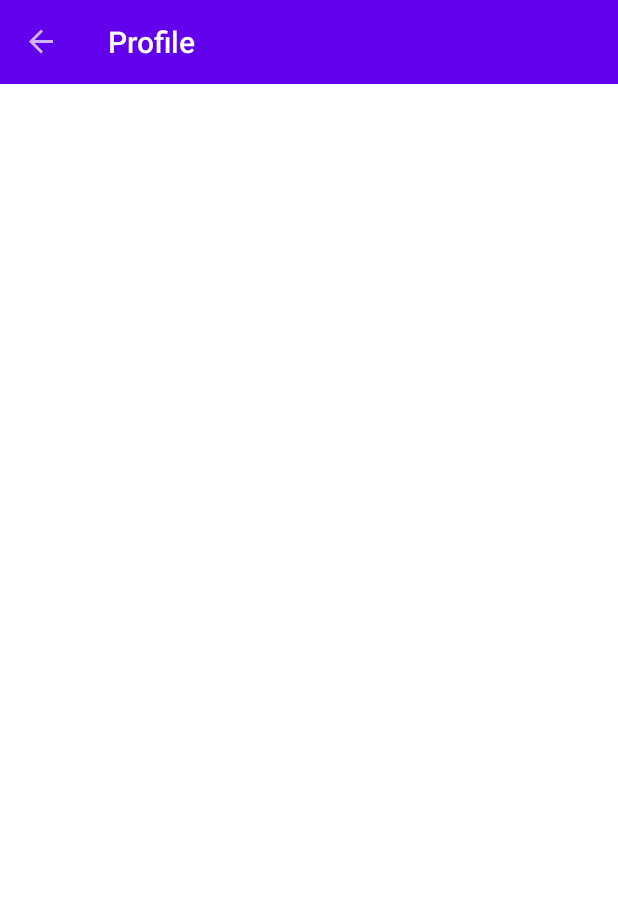
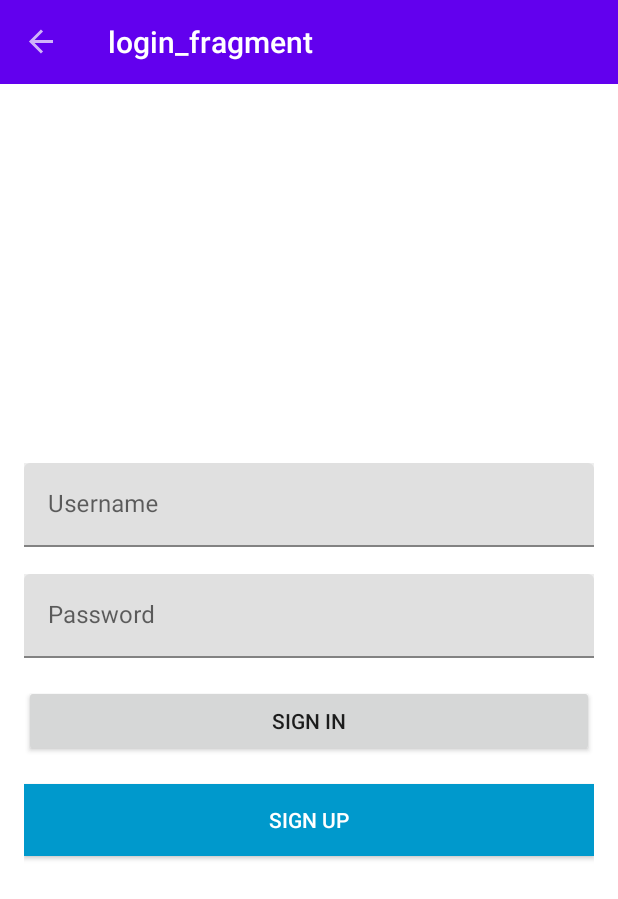
Before and after one commit to juniogss/navigation-component, an Android app: the screen it shows after launch (MainActivity), after a tap on "NEXT", on a phone screen of 412 x 824 dp. Shown: the top 899 px of the screen. Run offline under Robolectric (Android 15) with nearby library versions, the phone set to English and light mode, and no system bars; our stand-ins replace navigation-ui.

Commit message:
authentication

```diff
--- a/app/build.gradle
+++ b/app/build.gradle
@@ -1,6 +1,7 @@
 plugins {
     id 'com.android.application'
     id 'kotlin-android'
+    id 'kotlin-android-extensions'
 }
 
 android {
--- /dev/null
+++ b/app/src/main/java/com/junio/navigationcomponent/ui/login/LoginFragment.kt
@@ -0,0 +1,55 @@
+package com.junio.navigationcomponent.ui.login
+
+import android.os.Bundle
+import android.view.LayoutInflater
+import android.view.View
+import android.view.ViewGroup
+import androidx.fragment.app.Fragment
+import androidx.lifecycle.Observer
+import androidx.lifecycle.ViewModelProvider
+import com.google.android.material.textfield.TextInputLayout
+import com.junio.navigationcomponent.R
+import kotlinx.android.synthetic.main.login_fragment.*
+
+class LoginFragment : Fragment() {
+
+    private lateinit var viewModel: LoginViewModel
+
+    override fun onCreateView(
+        inflater: LayoutInflater, container: ViewGroup?,
+        savedInstanceState: Bundle?
+    ): View? {
+        return inflater.inflate(R.layout.login_fragment, container, false)
+    }
+
+    override fun onViewCreated(view: View, savedInstanceState: Bundle?) {
+        super.onViewCreated(view, savedInstanceState)
+
+        viewModel = ViewModelProvider(this).get(LoginViewModel::class.java)
+
+        viewModel.authenticationStateEvent.observe(viewLifecycleOwner, { authenticationEvent ->
+            when(authenticationEvent){
+                is LoginViewModel.AuthenticationState.InvalidAuthentication -> {
+                    val validationFields: Map<String, TextInputLayout> = initValidateFields()
+                    authenticationEvent.fields.forEach{ fieldError ->
+                        validationFields[fieldError.first]?.error = getString(fieldError.second)
+                    }
+                }
+            }
+
+        })
+
+        buttonLoginSignIn.setOnClickListener {
+            val username = inputLoginUsername.text.toString()
+            val password = inputLoginUsername.text.toString()
+
+            viewModel.authentication(username, password)
+        }
+    }
+
+    private fun initValidateFields() = mapOf(
+        LoginViewModel.INPUT_USERNAME.first to inputLayoutLoginUsername,
+        LoginViewModel.INPUT_PASSWORD.first to inputLayoutLoginPassword
+    )
+
+}
--- /dev/null
+++ b/app/src/main/java/com/junio/navigationcomponent/ui/login/LoginViewModel.kt
@@ -0,0 +1,42 @@
+package com.junio.navigationcomponent.ui.login
+
+import androidx.lifecycle.MutableLiveData
+import androidx.lifecycle.ViewModel
+import com.junio.navigationcomponent.R
+
+class LoginViewModel : ViewModel() {
+
+    sealed class AuthenticationState {
+        class InvalidAuthentication(val fields: List<Pair<String, Int>>) : AuthenticationState()
+    }
+
+    val authenticationStateEvent = MutableLiveData<AuthenticationState>()
+
+    fun authentication(username: String, password: String) {
+        if (isValidForm(username, password)){
+
+        }
+    }
+
+    private fun isValidForm(username: String, password: String) : Boolean {
+        val invalidFields = arrayListOf<Pair<String, Int>>()
+
+        if (username.isEmpty())
+            invalidFields.add(INPUT_USERNAME)
+
+        if (password.isEmpty())
+            invalidFields.add(INPUT_PASSWORD)
+
+        if (invalidFields.isNotEmpty()){
+            authenticationStateEvent.value = AuthenticationState.InvalidAuthentication(invalidFields)
+            return false
+        }
+
+        return true
+    }
+
+    companion object {
+        val INPUT_USERNAME = "INPUT_USERNAME" to R.string.login_input_layout_error_invalid_username
+        val INPUT_PASSWORD = "INPUT_PASSWORD" to R.string.login_input_layout_error_invalid_password
+    }
+}
--- a/app/src/main/java/com/junio/navigationcomponent/ui/start/StartFragment.kt
+++ b/app/src/main/java/com/junio/navigationcomponent/ui/start/StartFragment.kt
@@ -26,7 +26,7 @@ class StartFragment : Fragment() {
         super.onViewCreated(view, savedInstanceState)
 
         binding.btOpen.setOnClickListener {
-            findNavController().navigateWithAnimations(R.id.action_startFragment_to_profileFragment)
+            findNavController().navigateWithAnimations(R.id.action_startFragment_to_loginFragment)
         }
     }
 
--- /dev/null
+++ b/app/src/main/res/layout/login_fragment.xml
@@ -0,0 +1,59 @@
+<?xml version="1.0" encoding="utf-8"?>
+<LinearLayout xmlns:android="http://schemas.android.com/apk/res/android"
+    xmlns:tools="http://schemas.android.com/tools"
+    android:layout_width="match_parent"
+    android:layout_height="match_parent"
+    android:gravity="center"
+    android:orientation="vertical"
+    android:padding="16dp"
+    tools:context=".ui.login.LoginFragment">
+
+    <com.google.android.material.textfield.TextInputLayout
+        android:id="@+id/inputLayoutLoginUsername"
+        android:layout_width="match_parent"
+        android:layout_height="wrap_content"
+        android:hint="@string/login_input_layout_hint_username"
+        android:theme="@style/AppTextInputLayout">
+
+        <androidx.appcompat.widget.AppCompatEditText
+            android:id="@+id/inputLoginUsername"
+            android:layout_width="match_parent"
+            android:layout_height="wrap_content"
+            android:imeOptions="actionNext"
+            android:inputType="text" />
+
+    </com.google.android.material.textfield.TextInputLayout>
+
+    <com.google.android.material.textfield.TextInputLayout
+        android:id="@+id/inputLayoutLoginPassword"
+        android:layout_width="match_parent"
+        android:layout_height="wrap_content"
+        android:layout_marginTop="@dimen/forms_default_margin_top"
+        android:hint="@string/login_input_layout_hint_password"
+        android:theme="@style/AppTextInputLayout">
+
+        <androidx.appcompat.widget.AppCompatEditText
+            android:id="@+id/inputLoginPassword"
+            android:layout_width="match_parent"
+            android:layout_height="wrap_content"
+            android:imeOptions="actionDone"
+            android:inputType="textPassword" />
+
+    </com.google.android.material.textfield.TextInputLayout>
+
+    <androidx.appcompat.widget.AppCompatButton
+        android:id="@+id/buttonLoginSignIn"
+        android:layout_width="match_parent"
+        android:layout_height="wrap_content"
+        android:layout_marginTop="@dimen/forms_default_margin_top"
+        android:text="@string/login_button_text_sign_in" />
+
+    <androidx.appcompat.widget.AppCompatButton
+        android:id="@+id/buttonLoginSignUp"
+        style="@style/AppButton.SignUp"
+        android:layout_width="match_parent"
+        android:layout_height="wrap_content"
+        android:layout_marginTop="@dimen/forms_default_margin_top"
+        android:text="@string/login_button_text_sign_up" />
+
+</LinearLayout>
--- a/app/src/main/res/navigation/nav_graph_main.xml
+++ b/app/src/main/res/navigation/nav_graph_main.xml
@@ -13,6 +13,9 @@
         <action
             android:id="@+id/action_startFragment_to_profileFragment"
             app:destination="@id/profileFragment" />
+        <action
+            android:id="@+id/action_startFragment_to_loginFragment"
+            app:destination="@id/loginFragment" />
     </fragment>
 
     <fragment
@@ -20,4 +23,9 @@
         android:name="com.junio.navigationcomponent.ui.profile.ProfileFragment"
         android:label="@string/profile_title"
         tools:layout="@layout/fragment_profile" />
+    <fragment
+        android:id="@+id/loginFragment"
+        android:name="com.junio.navigationcomponent.ui.login.LoginFragment"
+        android:label="login_fragment"
+        tools:layout="@layout/login_fragment" />
 </navigation>
--- a/app/src/main/res/values/colors.xml
+++ b/app/src/main/res/values/colors.xml
@@ -7,4 +7,10 @@
     <color name="teal_700">#FF018786</color>
     <color name="black">#FF000000</color>
     <color name="white">#FFFFFFFF</color>
+
+    <color name="colorPrimary">#990000</color>
+    <color name="colorPrimaryDark">#800000</color>
+    <color name="colorAccent">#1a0000</color>
+    <color name="grey">#EEEEEE</color>
+    <color name="blue">#ff0099cc</color>
 </resources>
--- /dev/null
+++ b/app/src/main/res/values/dimens.xml
@@ -0,0 +1,5 @@
+<?xml version="1.0" encoding="utf-8"?>
+<resources>
+    <dimen name="screen_default_padding">16dp</dimen>
+    <dimen name="forms_default_margin_top">18dp</dimen>
+</resources>
--- a/app/src/main/res/values/strings.xml
+++ b/app/src/main/res/values/strings.xml
@@ -1,11 +1,43 @@
 <resources>
     <string name="app_name">Navigation Component</string>
+
+    <!-- Common -->
+    <string name="common_next">Next</string>
+    <string name="common_finish">Finish</string>
 
     <!-- Start Fragment -->
     <string name="start_title">Start</string>
     <string name="start_next">Next</string>
+    <string name="start_action_bar_title">Start</string>
+    <string name="start_button_text_start">Start</string>
 
     <!-- Profile Fragment -->
     <string name="profile_title">Profile</string>
+    <string name="profile_action_bar_title">Profile</string>
+    <string name="profile_text_welcome">Welcome, %1$s</string>
+
+    <!-- Login Fragment -->
+    <string name="login_action_bar_title">Login</string>
+    <string name="login_input_layout_hint_username">Username</string>
+    <string name="login_input_layout_hint_password">Password</string>
+    <string name="login_button_text_sign_in">Sign in</string>
+    <string name="login_button_text_sign_up">Sign up</string>
+    <string name="login_input_layout_error_invalid_username">Invalid username</string>
+    <string name="login_input_layout_error_invalid_password">Invalid password</string>
+
+    <!-- Profile Data -->
+    <string name="profile_data_action_bar_title">Profile Data</string>
+    <string name="profile_data_input_layout_hint_name">Name</string>
+    <string name="profile_data_input_layout_hint_bio">Bio</string>
+    <string name="profile_data_input_layout_error_invalid_name">Invalid name</string>
+    <string name="profile_data_input_layout_error_invalid_bio">Invalid bio</string>
+
+    <!-- Choose Credentials -->
+    <string name="choose_credentials_action_bar_title">Choose Credentials</string>
+    <string name="choose_credentials_input_layout_hint_username">Username</string>
+    <string name="choose_credentials_input_layout_hint_password">Password</string>
+    <string name="choose_credentials_input_layout_error_invalid_username">Invalid username</string>
+    <string name="choose_credentials_input_layout_error_invalid_password">Invalid password</string>
+    <string name="choose_credentials_text_name">%1$s, choose your credentials</string>
 
 </resources>
--- a/app/src/main/res/values/themes.xml
+++ b/app/src/main/res/values/themes.xml
@@ -13,4 +13,18 @@
         <item name="android:statusBarColor" tools:targetApi="l">?attr/colorPrimaryVariant</item>
         <!-- Customize your theme here. -->
     </style>
+
+    <style name="AppButton" parent="Widget.AppCompat.Button">
+        <item name="android:textColor">#FFFFFF</item>
+        <item name="android:background">@color/colorAccent</item>
+    </style>
+
+    <style name="AppButton.SignUp">
+        <item name="android:background">@color/blue</item>
+    </style>
+
+    <style name="AppTextInputLayout" parent="Widget.Design.TextInputLayout">
+        <item name="android:background">@color/grey</item>
+    </style>
+
 </resources>
```
Also changed, not shown: 1 other file.
